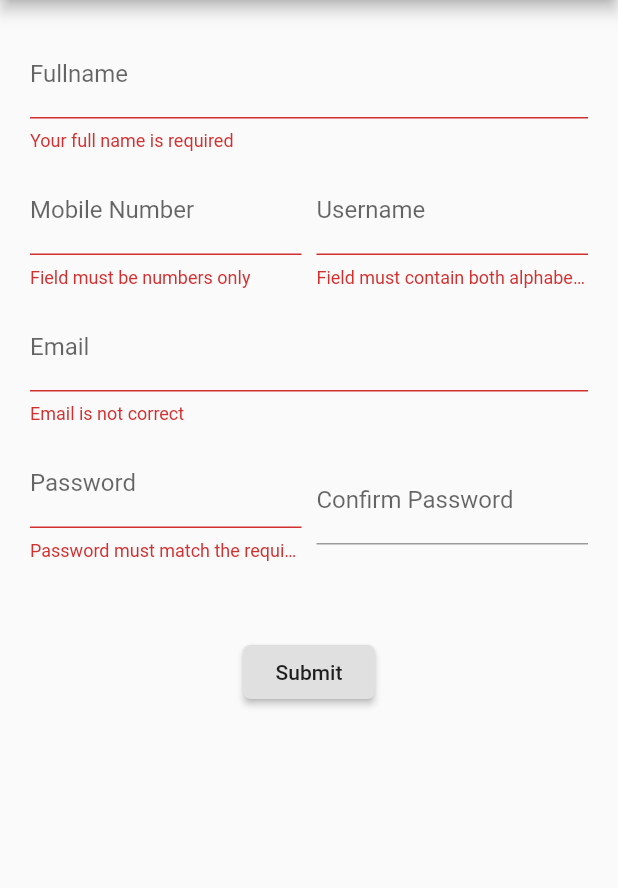
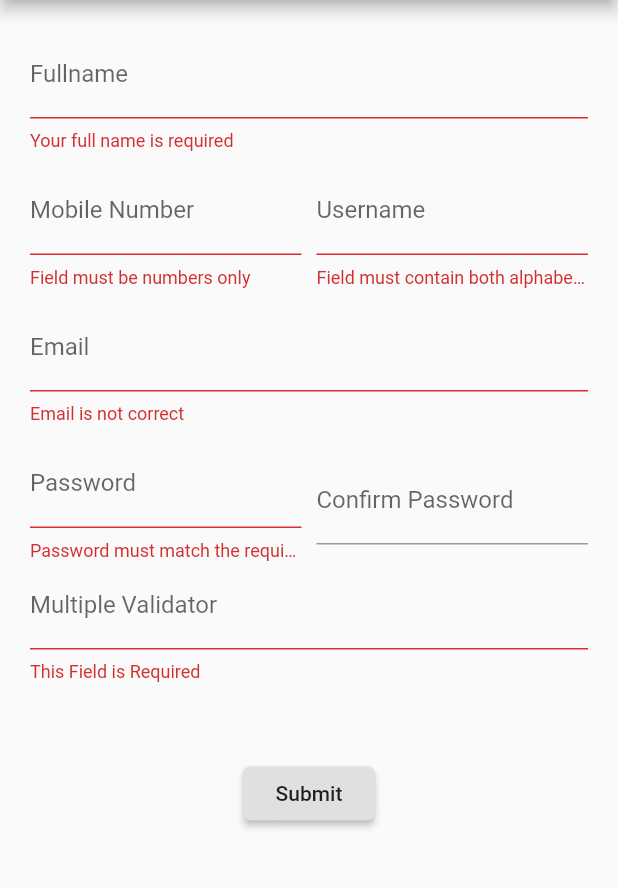
Before and after one commit to culjo/the_validator, a Flutter app: the screen it shows after launch, after a tap on "Submit", on a phone screen of 412 x 824 dp, the part 84-972 px from its top. Run offline on Flutter 3.47's test engine with Material 2 defaults, Android fonts, the phone set to English and light mode, and no system bars.

Commit message:
- Fixed type '(String) => String' is not a subtype of type '(dynamic) => String?'

```diff
--- a/example/lib/FormScreen.dart
+++ b/example/lib/FormScreen.dart
@@ -112,6 +112,26 @@ class _FormScreenState extends State<FormScreen> {
                   ],
                 ),
 
+                Row(
+                  children: <Widget>[
+                    Expanded(
+                      child: TextFormField(
+                        // controller: _numberController,
+                        validator: FieldValidator.multiple([
+                          FieldValidator.regExp(RegExp('(?:[2-8]|9[1-9])[0-9]{3}\-[0-9]{4}\$'), 'Note a valid code'),
+                          FieldValidator.required()
+                        ]),
+                        decoration: InputDecoration(
+                          labelText: "Multiple Validator",
+                          hintText: "2978-7766"
+                        ),
+                        keyboardType: TextInputType.number,
+                      ),
+                    ),
+
+                  ],
+                ),
+
                 Padding(
                   padding: const EdgeInsets.only(top: 50),
                   child: RaisedButton(
--- a/lib/the_validator.dart
+++ b/lib/the_validator.dart
@@ -369,10 +369,9 @@ class FieldValidator {
     };
   }
 
-  static FormFieldValidator multiple(
-      List<FormFieldValidator<String>> validators) {
+  static FormFieldValidator multiple(List<FormFieldValidator<String>> validators) {
     return (fieldValue) {
-      for (FormFieldValidator validator in validators) {
+      for (FormFieldValidator<String> validator in validators) {
         var outcome = validator(fieldValue);
         if (outcome != null) return outcome;
       }
```
Also changed, not shown: pubspec.lock.
